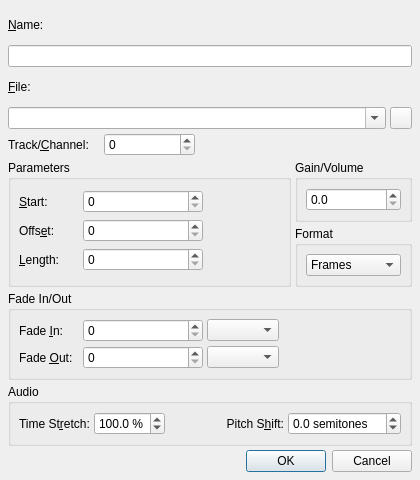
rncbc/qtractor, file src/qtractorClipForm.ui: the form before one commit.
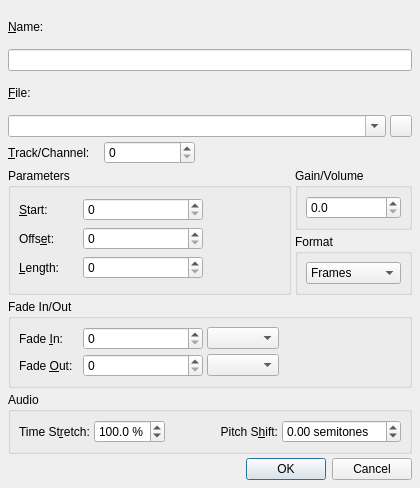
The form after the commit. Icons and pictures are not drawn. Custom widgets are drawn as their Qt base class.

Commit message: - Added one decimal digit to the Pitch-shift spin-box on audio   Clip/Edit... properties dialog window.

```diff
--- a/src/qtractorClipForm.ui
+++ b/src/qtractorClipForm.ui
@@ -27,7 +27,7 @@
     <x>0</x>
     <y>0</y>
     <width>420</width>
-    <height>480</height>
+    <height>488</height>
    </rect>
   </property>
   <property name="focusPolicy">
@@ -105,7 +105,7 @@
    <item row="4" column="0">
     <widget class="QLabel" name="TrackChannelTextLabel">
      <property name="text">
-      <string>Track/&amp;Channel:</string>
+      <string>&amp;Track/Channel:</string>
      </property>
      <property name="buddy">
       <cstring>TrackChannelSpinBox</cstring>
@@ -491,16 +491,19 @@
          <string> semitones</string>
         </property>
         <property name="decimals">
-         <number>1</number>
+         <number>2</number>
         </property>
         <property name="minimum">
-         <double>-24.0</double>
+         <double>-24.00</double>
         </property>
         <property name="maximum">
-         <double>24.0</double>
+         <double>24.00</double>
+        </property>
+        <property name="singleStep">
+         <double>0.01</double>
         </property>
         <property name="value">
-         <double>0.0</double>
+         <double>0.00</double>
         </property>
        </widget>
       </item>
```
Left out of the diff: 26 changed lines with no effect on the pictures. The commit also changes 12 other files.
